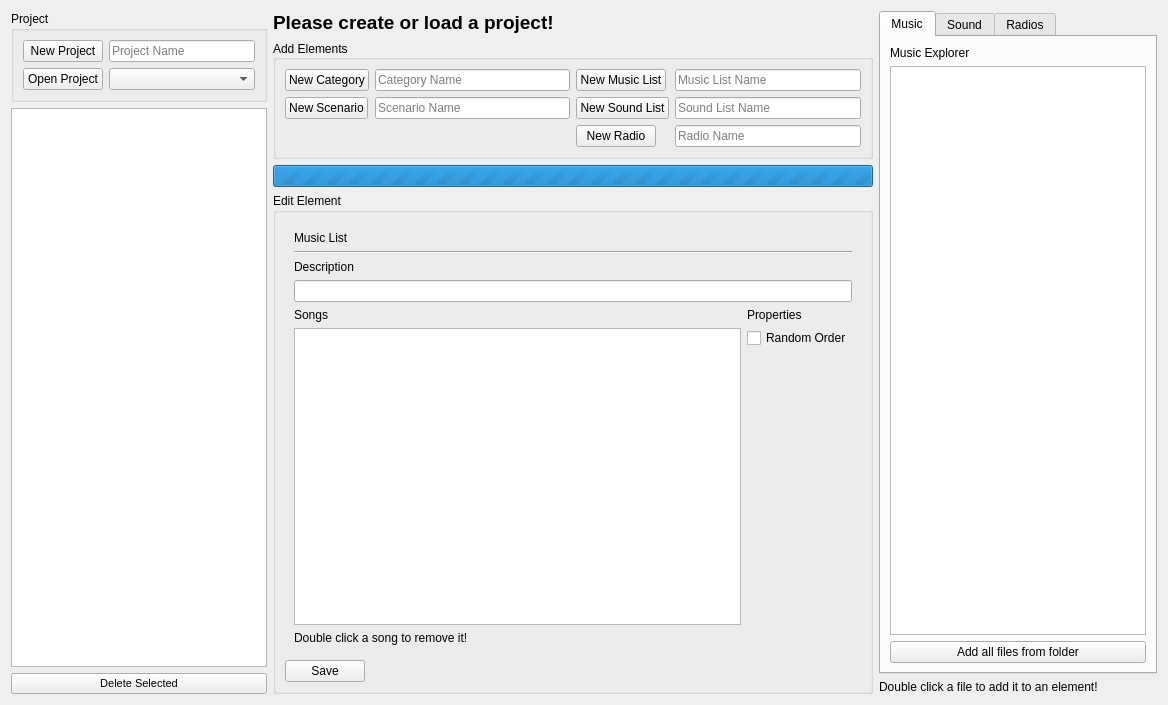
Above: editors/audioeditor.ui from PhilInTheGaps/GM-Companion before the change. Below: the same form after it.
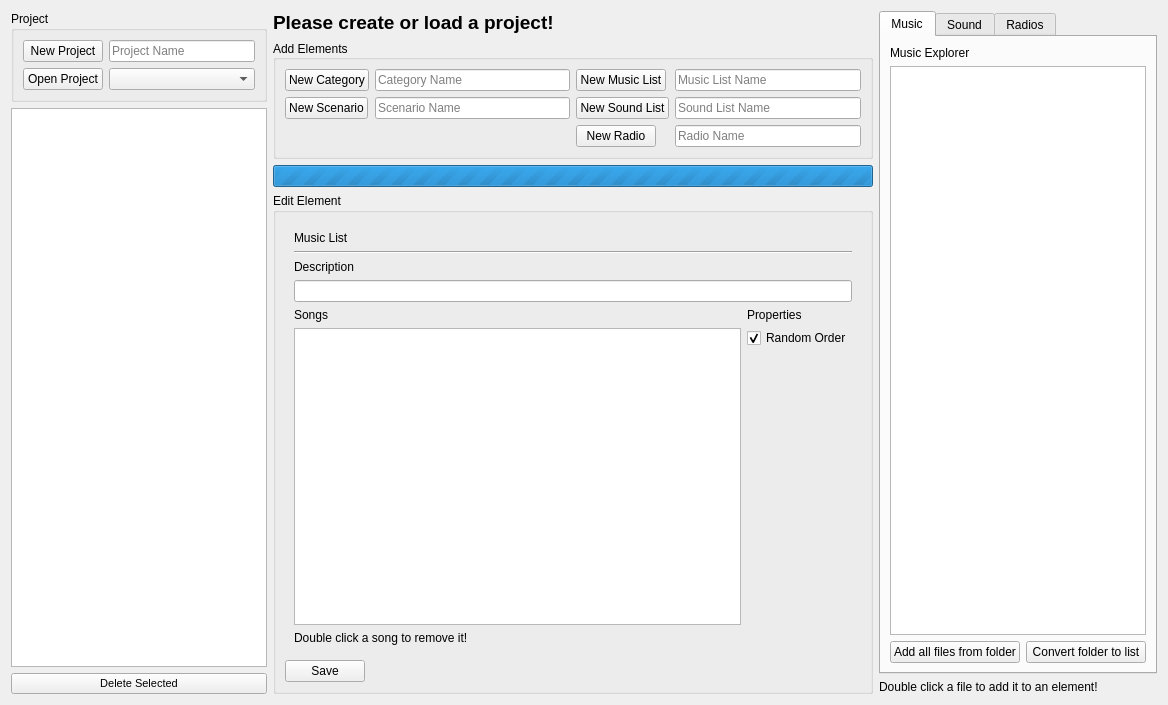
That is the form after the change. The open tabs and pages were chosen to show the change.

Commit message: Added function to create music list from folder

The edit to the form file:
```diff
--- a/editors/audioeditor.ui
+++ b/editors/audioeditor.ui
@@ -488,6 +488,9 @@
                   <property name="text">
                    <string>Random Order</string>
                   </property>
+                  <property name="checked">
+                   <bool>true</bool>
+                  </property>
                  </widget>
                 </item>
                 <item>
@@ -743,11 +746,25 @@
           </widget>
          </item>
          <item>
+          <layout class="QGridLayout" name="gridLayout_2">
+           <item row="0" column="0">
           <widget class="QPushButton" name="pushButton_addAllFilesFromMusicFolder">
            <property name="text">
             <string>Add all files from folder</string>
            </property>
           </widget>
+           </item>
+           <item row="0" column="1">
+            <widget class="QPushButton" name="pushButton_convertFolderToMusicList">
+             <property name="toolTip">
+              <string>Creates a new music list with all songs from the folder</string>
+             </property>
+             <property name="text">
+              <string>Convert folder to list</string>
+             </property>
+            </widget>
+           </item>
+          </layout>
          </item>
         </layout>
        </widget>
```
Left out of the diff: 5 changed lines with no effect on the pictures. Lines whose indentation alone changed are shown as unchanged. The commit also changes 2 other files.
